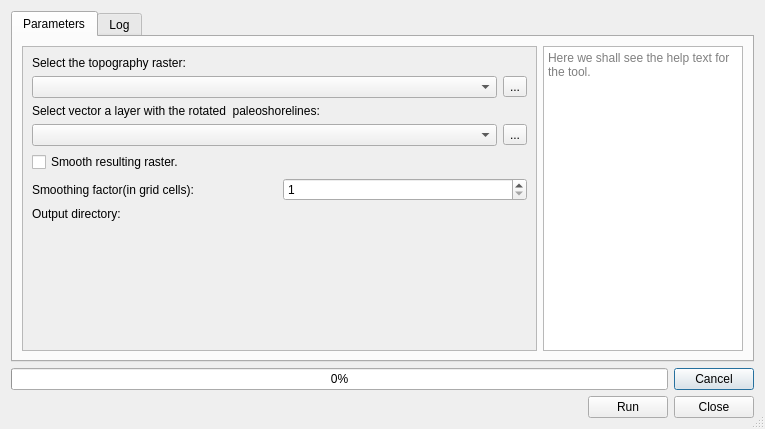
Old version of the form paleocoastlines_dialog_base.ui in the repository jaminzoda/terra-antiqua.
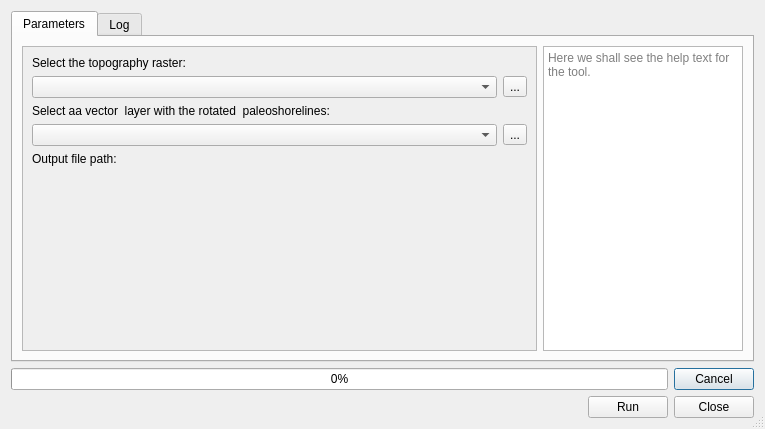
New version of the form. Custom widgets are drawn as their Qt base class.

The edit to the form file:
```diff
--- a/paleocoastlines_dialog_base.ui
+++ b/paleocoastlines_dialog_base.ui
@@ -70,8 +70,8 @@
            <rect>
             <x>0</x>
             <y>0</y>
-            <width>517</width>
-            <height>295</height>
+            <width>515</width>
+            <height>301</height>
            </rect>
           </property>
           <layout class="QVBoxLayout" name="verticalLayout_4">
@@ -105,7 +105,7 @@
              <item>
               <widget class="QLabel" name="label_2">
                <property name="text">
-                <string>Select vector a layer with the rotated  paleoshorelines:</string>
+                <string>Select aa vector  layer with the rotated  paleoshorelines:</string>
                </property>
               </widget>
              </item>
@@ -125,35 +125,11 @@
              </item>
             </layout>
            </item>
-           <item>
-            <widget class="QCheckBox" name="smoothingBox">
-             <property name="text">
-              <string>Smooth resulting raster.</string>
-             </property>
-            </widget>
-           </item>
            <item>
             <layout class="QHBoxLayout" name="horizontalLayout_4">
              <property name="spacing">
               <number>6</number>
              </property>
-             <item>
-              <widget class="QLabel" name="label_7">
-               <property name="text">
-                <string>Smoothing factor(in grid cells):</string>
-               </property>
-              </widget>
-             </item>
-             <item>
-              <widget class="QSpinBox" name="smFactorSpinBox">
-               <property name="minimum">
-                <number>1</number>
-               </property>
-               <property name="maximum">
-                <number>5</number>
-               </property>
-              </widget>
-             </item>
             </layout>
            </item>
            <item>
@@ -161,7 +137,7 @@
              <item>
               <widget class="QLabel" name="outputLabel">
                <property name="text">
-                <string>Output directory:</string>
+                <string>Output file path:</string>
                </property>
               </widget>
              </item>
```
